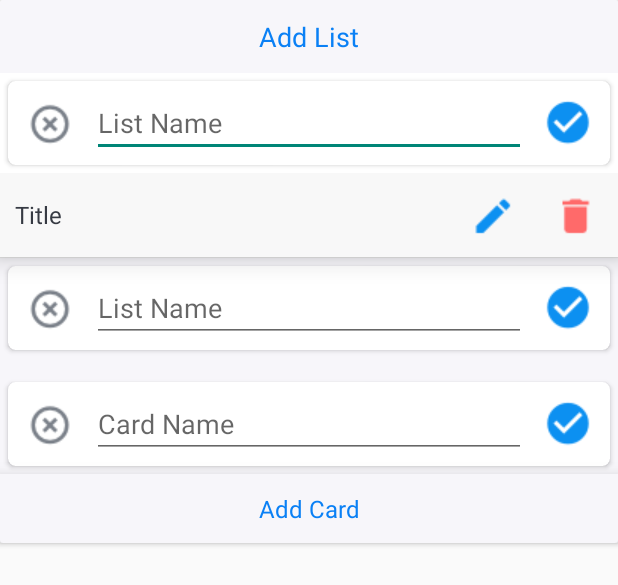
After one commit to Lyft0/Task-Man, an Android app: the layout item_task.xml on its own in the app's theme, with its tools: preview values and no code run, on a phone screen of 412 x 824 dp. The commit adds this screen. Shown: the top 585 px of the screen. Run offline under Robolectric (Android 15) with nearby library versions, the phone set to English and light mode, and no system bars.

Commit message:
add card to list SUCCESSS!!!

```diff
--- a/app/src/main/java/com/example/taskman/activities/TaskListActivity.kt
+++ b/app/src/main/java/com/example/taskman/activities/TaskListActivity.kt
@@ -2,13 +2,21 @@ package com.example.taskman.activities
 
 import androidx.appcompat.app.AppCompatActivity
 import android.os.Bundle
+import android.util.Log
 import androidx.appcompat.widget.Toolbar
+import androidx.recyclerview.widget.LinearLayoutManager
+import androidx.recyclerview.widget.RecyclerView
 import com.example.taskman.R
+import com.example.taskman.adapters.TaskListItemsAdapter
 import com.example.taskman.firebase.FirestoreClass
 import com.example.taskman.models.Board
+import com.example.taskman.models.Task
 import com.example.taskman.utils.Constants
 
 class TaskListActivity : BaseActivity() {
+
+    private lateinit var mBoardDetails: Board
+
     override fun onCreate(savedInstanceState: Bundle?) {
         super.onCreate(savedInstanceState)
         setContentView(R.layout.activity_task_list)
@@ -22,7 +30,7 @@ class TaskListActivity : BaseActivity() {
         FirestoreClass().getBoardDetails(this@TaskListActivity, boardDocumentId)
     }
 
-    private fun setupActionBar(title: String) {
+    private fun setupActionBar() {
         val toolbarTaskList = findViewById<Toolbar>(R.id.toolbar_task_list_activity)
         setSupportActionBar(toolbarTaskList)
 
@@ -30,13 +38,46 @@ class TaskListActivity : BaseActivity() {
         if (actionBar != null) {
             actionBar.setDisplayHomeAsUpEnabled(true)
             actionBar.setHomeAsUpIndicator(R.drawable.ic_white_arrow_back)
-            actionBar.title = title
+            actionBar.title = mBoardDetails.name
         }
         toolbarTaskList.setNavigationOnClickListener { onBackPressed() }
     }
 
     fun boardDetails(board: Board) {
+        mBoardDetails = board
+
         hideProgressDialog()
-        setupActionBar(board.name)
+        setupActionBar()
+
+        val addTaskList = Task("Add List")
+        board.taskList.add(addTaskList)
+
+        val rvTaskList = findViewById<RecyclerView>(R.id.rv_task_list)
+        rvTaskList.layoutManager =
+            LinearLayoutManager(this@TaskListActivity, LinearLayoutManager.HORIZONTAL, false)
+        rvTaskList.setHasFixedSize(true)
+
+        val adapter = TaskListItemsAdapter(this@TaskListActivity, board.taskList)
+        rvTaskList.adapter = adapter // Attach the adapter to the recyclerView.
+    }
+
+    fun addUpdateTaskListSuccess() {
+        hideProgressDialog()
+        // Here get the updated board details.
+        // Show the progress dialog.
+        showProgressDialog(resources.getString(R.string.please_wait))
+        FirestoreClass().getBoardDetails(this@TaskListActivity, mBoardDetails.documentId)
+    }
+
+    fun createTaskList(taskListName: String) {
+        Log.e("Task List Name", taskListName)
+        // Create and Assign the task details
+        val task = Task(taskListName, FirestoreClass().getCurrentUserID())
+
+        mBoardDetails.taskList.add(0, task) // Add task to the first position of ArrayList
+        mBoardDetails.taskList.removeAt(mBoardDetails.taskList.size - 1) // Remove the last position as we have added the item manually for adding the TaskList.
+
+        showProgressDialog(resources.getString(R.string.please_wait))
+        FirestoreClass().addUpdateTaskList(this@TaskListActivity, mBoardDetails)
     }
 }
--- /dev/null
+++ b/app/src/main/java/com/example/taskman/adapters/TaskListItemsAdapter.kt
@@ -0,0 +1,81 @@
+package com.example.taskman.adapters
+
+import android.content.Context
+import android.content.res.Resources
+import android.view.LayoutInflater
+import android.view.View
+import android.view.ViewGroup
+import android.widget.*
+import androidx.cardview.widget.CardView
+import androidx.recyclerview.widget.RecyclerView
+import com.example.taskman.R
+import com.example.taskman.activities.TaskListActivity
+import com.example.taskman.models.Task
+
+open class TaskListItemsAdapter(
+    private val context: Context,
+    private var list: ArrayList<Task>
+) : RecyclerView.Adapter<RecyclerView.ViewHolder>() {
+
+    override fun onCreateViewHolder(parent: ViewGroup, viewType: Int): RecyclerView.ViewHolder {
+        val view = LayoutInflater.from(context).inflate(R.layout.item_task, parent, false)
+        // Here the layout params are converted dynamically according to the screen size as width is 70% and height is wrap_content.
+        val layoutParams = LinearLayout.LayoutParams(
+            (parent.width * 0.7).toInt(),
+            LinearLayout.LayoutParams.WRAP_CONTENT
+        )
+        // Here the dynamic margins are applied to the view.
+        layoutParams.setMargins((15.toDp()).toPx(), 0, (40.toDp()).toPx(), 0)
+        view.layoutParams = layoutParams
+
+        return MyViewHolder(view)
+    }
+
+    override fun onBindViewHolder(holder: RecyclerView.ViewHolder, position: Int) {
+        val model = list[position]
+
+        if (holder is MyViewHolder) {
+            if (position == list.size - 1) {
+                holder.itemView.findViewById<TextView>(R.id.tv_add_task_list).visibility = View.VISIBLE
+                holder.itemView.findViewById<LinearLayout>(R.id.ll_task_item).visibility = View.GONE
+            } else {
+                holder.itemView.findViewById<TextView>(R.id.tv_add_task_list).visibility = View.GONE
+                holder.itemView.findViewById<LinearLayout>(R.id.ll_task_item).visibility = View.VISIBLE
+            }
+
+            holder.itemView.findViewById<TextView>(R.id.tv_task_list_title).text = model.title
+            holder.itemView.findViewById<TextView>(R.id.tv_add_task_list).setOnClickListener {
+                holder.itemView.findViewById<TextView>(R.id.tv_add_task_list).visibility = View.GONE
+                holder.itemView.findViewById<CardView>(R.id.cv_add_task_list_name).visibility = View.VISIBLE
+            }
+
+            holder.itemView.findViewById<ImageButton>(R.id.ib_close_list_name).setOnClickListener {
+                holder.itemView.findViewById<TextView>(R.id.tv_add_task_list).visibility = View.VISIBLE
+                holder.itemView.findViewById<CardView>(R.id.cv_add_task_list_name).visibility = View.GONE
+            }
+
+            holder.itemView.findViewById<ImageButton>(R.id.ib_done_list_name).setOnClickListener {
+                val listName = holder.itemView.findViewById<EditText>(R.id.et_task_list_name).text.toString()
+                if (listName.isNotEmpty()) {
+                    if (context is TaskListActivity) {
+                        context.createTaskList(listName)
+                    }
+                } else {
+                    Toast.makeText(context, "Please Enter List Name.", Toast.LENGTH_SHORT).show()
+                }
+            }
+        }
+    }
+
+    override fun getItemCount(): Int {
+        return list.size
+    }
+
+    private fun Int.toDp(): Int =
+        (this / Resources.getSystem().displayMetrics.density).toInt()
+
+    private fun Int.toPx(): Int =
+        (this * Resources.getSystem().displayMetrics.density).toInt()
+
+    class MyViewHolder(view: View) : RecyclerView.ViewHolder(view)
+}
--- a/app/src/main/java/com/example/taskman/firebase/FirestoreClass.kt
+++ b/app/src/main/java/com/example/taskman/firebase/FirestoreClass.kt
@@ -45,7 +45,9 @@ class FirestoreClass {
             .addOnSuccessListener { document ->
                 Log.e(activity.javaClass.simpleName, document.toString())
 
-                activity.boardDetails(document.toObject(Board::class.java)!!)
+                val board = document.toObject(Board::class.java)!!
+                board.documentId = document.id
+                activity.boardDetails(board)
             }
             .addOnFailureListener { e ->
                 activity.hideProgressDialog()
@@ -92,6 +94,24 @@ class FirestoreClass {
                 Log.e(activity.javaClass.simpleName, "Error while creating a board.", e)
             }
     }
+
+    fun addUpdateTaskList(activity: TaskListActivity, board: Board) {
+        val taskListHashMap = HashMap<String, Any>()
+        taskListHashMap[Constants.TASK_LIST] = board.taskList
+
+        mFireStore.collection(Constants.BOARDS)
+            .document(board.documentId)
+            .update(taskListHashMap)
+            .addOnSuccessListener {
+                Log.e(activity.javaClass.simpleName, "TaskList updated successfully.")
+                activity.addUpdateTaskListSuccess()
+            }
+            .addOnFailureListener { e ->
+                activity.hideProgressDialog()
+                Log.e(activity.javaClass.simpleName, "Error while creating a board.", e)
+            }
+    }
+
 
     fun updateUserProfileData(activity: MyProfileActivity, userHashMap: HashMap<String, Any>) {
         mFireStore.collection(Constants.USERS) // Collection Name
--- a/app/src/main/java/com/example/taskman/utils/Constants.kt
+++ b/app/src/main/java/com/example/taskman/utils/Constants.kt
@@ -20,6 +20,8 @@ object Constants {
 
     const val DOCUMENT_ID: String = "documentId"
 
+    const val TASK_LIST: String = "taskList"
+
     const val READ_STORAGE_PERMISSION_CODE = 1
     const val PICK_IMAGE_REQUEST_CODE = 2
 
--- /dev/null
+++ b/app/src/main/res/layout/item_task.xml
@@ -0,0 +1,240 @@
+<?xml version="1.0" encoding="utf-8"?>
+<androidx.cardview.widget.CardView xmlns:android="http://schemas.android.com/apk/res/android"
+    xmlns:app="http://schemas.android.com/apk/res-auto"
+    xmlns:tools="http://schemas.android.com/tools"
+    android:layout_width="match_parent"
+    android:layout_height="wrap_content"
+    android:elevation="5dp"
+    android:orientation="vertical">
+
+    <LinearLayout
+        android:layout_width="match_parent"
+        android:layout_height="wrap_content"
+        android:orientation="vertical">
+
+        <TextView
+            android:id="@+id/tv_add_task_list"
+            android:layout_width="match_parent"
+            android:layout_height="wrap_content"
+            android:background="#F7F6FA"
+            android:foreground="?attr/selectableItemBackground"
+            android:gravity="center"
+            android:padding="12dp"
+            android:text="Add List"
+            android:textColor="@color/colorAccent"
+            android:textSize="18sp"
+            android:visibility="gone"
+            tools:visibility="visible" />
+
+        <androidx.cardview.widget.CardView
+            android:id="@+id/cv_add_task_list_name"
+            android:layout_width="match_parent"
+            android:layout_height="wrap_content"
+            android:layout_margin="5dp"
+            android:elevation="5dp"
+            android:visibility="gone"
+            app:cardCornerRadius="5dp"
+            tools:visibility="visible">
+
+            <LinearLayout
+                android:layout_width="match_parent"
+                android:layout_height="wrap_content"
+                android:gravity="center"
+                android:orientation="horizontal">
+
+                <ImageButton
+                    android:id="@+id/ib_close_list_name"
+                    android:layout_width="wrap_content"
+                    android:layout_height="wrap_content"
+                    android:background="?attr/selectableItemBackground"
+                    android:contentDescription="image"
+                    android:padding="10dp"
+                    android:src="@drawable/ic_cancel" />
+
+                <EditText
+                    android:id="@+id/et_task_list_name"
+                    android:layout_width="0dp"
+                    android:layout_height="wrap_content"
+                    android:layout_weight="1"
+                    android:autofillHints="List Name"
+                    android:hint="List Name"
+                    android:inputType="text" />
+
+                <ImageButton
+                    android:id="@+id/ib_done_list_name"
+                    android:layout_width="wrap_content"
+                    android:layout_height="wrap_content"
+                    android:background="?attr/selectableItemBackground"
+                    android:contentDescription="image"
+                    android:padding="10dp"
+                    android:src="@drawable/ic_done" />
+            </LinearLayout>
+        </androidx.cardview.widget.CardView>
+
+        <LinearLayout
+            android:id="@+id/ll_task_item"
+            android:layout_width="match_parent"
+            android:layout_height="wrap_content"
+            android:background="#F7F6FA"
+            android:gravity="center_vertical"
+            android:orientation="vertical"
+            android:visibility="gone"
+            tools:visibility="visible">
+
+            <LinearLayout
+                android:id="@+id/ll_title_view"
+                android:layout_width="match_parent"
+                android:layout_height="wrap_content"
+                android:background="#F8F8F8"
+                android:elevation="10dp"
+                android:gravity="center"
+                android:orientation="horizontal"
+                android:visibility="visible"
+                tools:visibility="visible">
+
+                <TextView
+                    android:id="@+id/tv_task_list_title"
+                    android:layout_width="0dp"
+                    android:layout_height="wrap_content"
+                    android:layout_weight="1"
+                    android:padding="10dp"
+                    android:textColor="@color/textColorPrimary"
+                    android:textSize="16sp"
+                    tools:text="Title" />
+
+                <ImageButton
+                    android:id="@+id/ib_edit_list_name"
+                    android:layout_width="wrap_content"
+                    android:layout_height="wrap_content"
+                    android:background="?attr/selectableItemBackground"
+                    android:contentDescription="image"
+                    android:padding="10dp"
+                    android:src="@drawable/ic_edit" />
+
+                <ImageButton
+                    android:id="@+id/ib_delete_list"
+                    android:layout_width="wrap_content"
+                    android:layout_height="wrap_content"
+                    android:background="?attr/selectableItemBackground"
+                    android:contentDescription="image"
+                    android:padding="10dp"
+                    android:src="@drawable/ic_delete" />
+            </LinearLayout>
+
+            <View
+                android:layout_width="match_parent"
+                android:layout_height="0.5dp"
+                android:background="@color/divider_color" />
+
+            <androidx.cardview.widget.CardView
+                android:id="@+id/cv_edit_task_list_name"
+                android:layout_width="match_parent"
+                android:layout_height="wrap_content"
+                android:layout_margin="5dp"
+                android:elevation="5dp"
+                android:visibility="gone"
+                app:cardCornerRadius="5dp"
+                tools:visibility="visible">
+
+                <LinearLayout
+                    android:layout_width="match_parent"
+                    android:layout_height="wrap_content"
+                    android:gravity="center"
+                    android:orientation="horizontal">
+
+                    <ImageButton
+                        android:id="@+id/ib_close_editable_view"
+                        android:layout_width="wrap_content"
+                        android:layout_height="wrap_content"
+                        android:background="?attr/selectableItemBackground"
+                        android:contentDescription="image"
+                        android:padding="10dp"
+                        android:src="@drawable/ic_cancel" />
+
+                    <EditText
+                        android:id="@+id/et_edit_task_list_name"
+                        android:layout_width="0dp"
+                        android:layout_height="wrap_content"
+                        android:layout_weight="1"
+                        android:autofillHints="List Name"
+                        android:hint="List Name"
+                        android:inputType="text" />
+
+                    <ImageButton
+                        android:id="@+id/ib_done_edit_list_name"
+                        android:layout_width="wrap_content"
+                        android:layout_height="wrap_content"
+                        android:background="?attr/selectableItemBackground"
+                        android:contentDescription="image"
+                        android:padding="10dp"
+                        android:src="@drawable/ic_done" />
+                </LinearLayout>
+            </androidx.cardview.widget.CardView>
+
+            <androidx.recyclerview.widget.RecyclerView
+                android:id="@+id/rv_card_list"
+                android:layout_width="match_parent"
+                android:layout_height="wrap_content"
+                android:layout_margin="5dp" />
+
+            <androidx.cardview.widget.CardView
+                android:id="@+id/cv_add_card"
+                android:layout_width="match_parent"
+                android:layout_height="wrap_content"
+                android:layout_margin="5dp"
+                android:elevation="5dp"
+                android:visibility="gone"
+                app:cardCornerRadius="5dp"
+                tools:visibility="visible">
+
+                <LinearLayout
+                    android:layout_width="match_parent"
+                    android:layout_height="wrap_content"
+                    android:gravity="center"
+                    android:orientation="horizontal">
+
+                    <ImageButton
+                        android:id="@+id/ib_close_card_name"
+                        android:layout_width="wrap_content"
+                        android:layout_height="wrap_content"
+                        android:background="?attr/selectableItemBackground"
+                        android:contentDescription="image"
+                        android:padding="10dp"
+                        android:src="@drawable/ic_cancel" />
+
+                    <EditText
+                        android:id="@+id/et_card_name"
+                        android:layout_width="0dp"
+                        android:layout_height="wrap_content"
+                        android:layout_weight="1"
+                        android:autofillHints="Card Name"
+                        android:hint="Card Name"
+                        android:inputType="text" />
+
+                    <ImageButton
+                        android:id="@+id/ib_done_card_name"
+                        android:layout_width="wrap_content"
+                        android:layout_height="wrap_content"
+                        android:background="?attr/selectableItemBackground"
+                        android:contentDescription="image"
+                        android:padding="10dp"
+                        android:src="@drawable/ic_done" />
+                </LinearLayout>
+            </androidx.cardview.widget.CardView>
+
+            <TextView
+                android:id="@+id/tv_add_card"
+                android:layout_width="match_parent"
+                android:layout_height="wrap_content"
+                android:background="#F7F6FA"
+                android:elevation="10dp"
+                android:foreground="?attr/selectableItemBackground"
+                android:gravity="center"
+                android:padding="12dp"
+                android:text="Add Card"
+                android:textColor="@color/colorAccent"
+                android:textSize="16sp"
+                tools:visibility="visible" />
+        </LinearLayout>
+    </LinearLayout>
+</androidx.cardview.widget.CardView>
```
Also changed, not shown: app/src/main/res/drawable/ic_cancel.png (added), app/src/main/res/drawable/ic_delete.png (added), app/src/main/res/drawable/ic_done.png (added), app/src/main/res/drawable/ic_edit.png (added).
